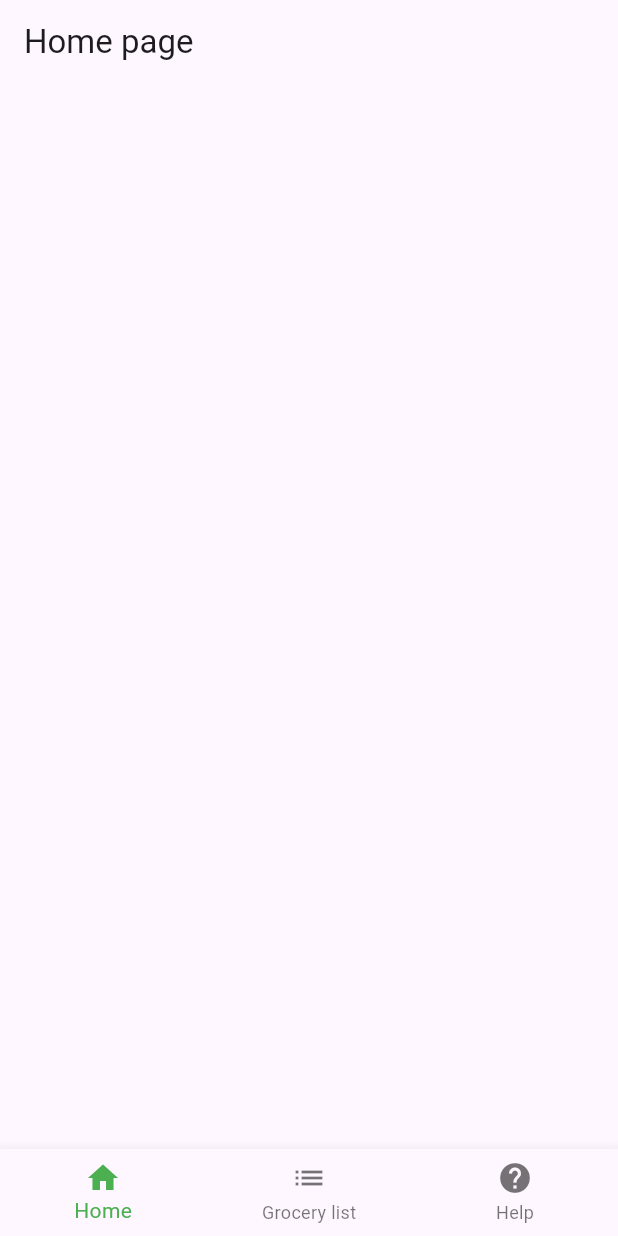
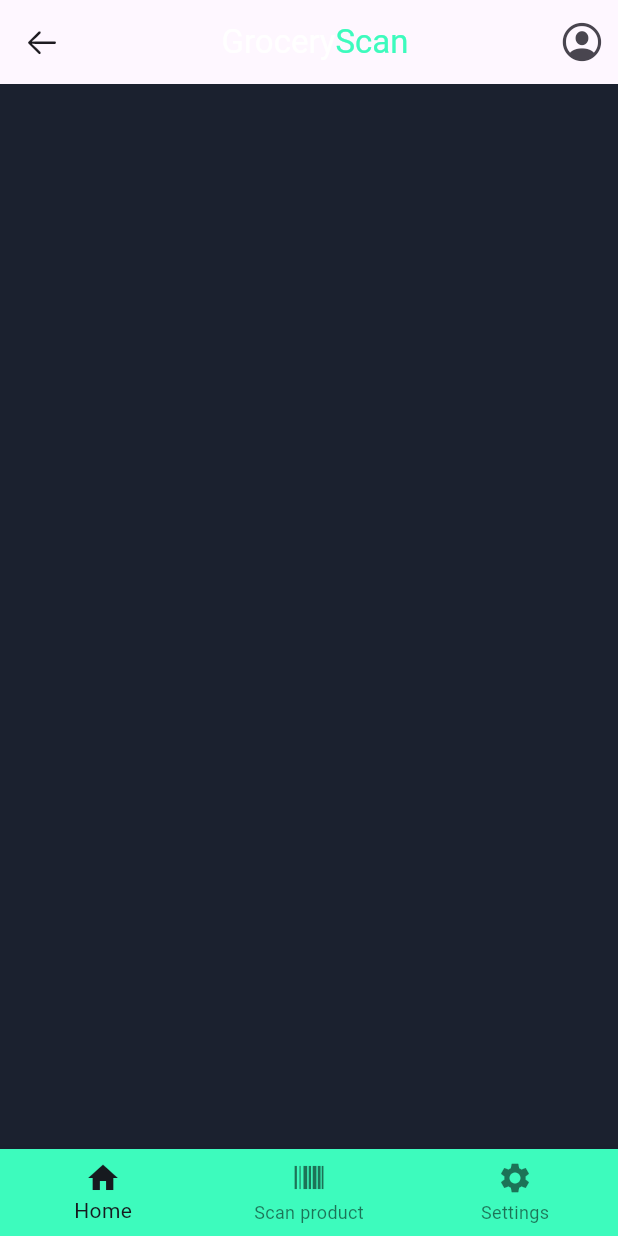
Before and after one commit to Bence749/grocery_app, a Flutter app: the screen it shows after launch, on a phone screen of 412 x 824 dp. Run offline on Flutter 3.47's test engine with Material 3 defaults, Android fonts, the phone set to English and light mode, and no system bars.

Commit message:
feature/opening-screen: Main look initialization done.

```diff
--- a/lib/HelpPage.dart
+++ b/lib/HelpPage.dart
@@ -8,9 +8,8 @@ class HelpPage extends StatelessWidget
   Widget build(BuildContext context)
   {
     return Scaffold(
-      appBar: AppBar(
-        title: const Text("Help page"),
-      ),
+      backgroundColor: Color(int.parse('0xFF1b212f')),
+
     );
   }
 }
--- a/lib/HomePage.dart
+++ b/lib/HomePage.dart
@@ -8,9 +8,7 @@ class HomePage extends StatelessWidget
   Widget build(BuildContext context)
   {
     return Scaffold(
-      appBar: AppBar(
-        title: const Text("Home page"),
-      ),
+      backgroundColor: Color(int.parse('0xFF1b212f')),
     );
   }
 }
--- a/lib/ListPage.dart
+++ b/lib/ListPage.dart
@@ -8,9 +8,7 @@ class ListPage extends StatelessWidget
   Widget build(BuildContext context)
   {
     return Scaffold(
-      appBar: AppBar(
-        title: const Text("List page"),
-      ),
+      backgroundColor: Color(int.parse('0xFF1b212f')),
     );
   }
 }
--- a/lib/main.dart
+++ b/lib/main.dart
@@ -2,6 +2,7 @@ import 'package:flutter/material.dart';
 import 'HomePage.dart';
 import 'ListPage.dart';
 import 'HelpPage.dart';
+import 'package:flutter/cupertino.dart';
 
 void main() => runApp(const MyApp());
 
@@ -27,7 +28,18 @@ class _MyAppState extends State<MyApp> {
   {
     return MaterialApp(
       title: "Grocery App",
-      theme: ThemeData(primarySwatch: Colors.green),
+      theme: ThemeData(primarySwatch: const MaterialColor(0xFF1b212f, {
+        50: Color(0xFFE7E7E7),
+        100: Color(0xFFE7E7E7),
+        200: Color(0xFFE7E7E7),
+        300: Color(0xFFE7E7E7),
+        400: Color(0xFFE7E7E7),
+        500: Color(0xFF1b212f), // Main color
+        600: Color(0xFF39EBB1), // Secondary color
+        700: Color(0xFF777375),
+        800: Color(0xFF777375),
+        900: Color(0xFF777375),
+      })),
       home: MainApp(_selectedIndex, _onItemTapped),
     );
   }
@@ -50,12 +62,42 @@ class MainApp extends StatelessWidget
       bottomNavigationBar: BottomNavigationBar(
         items: const [
           BottomNavigationBarItem(icon: Icon(Icons.home), label: "Home"),
-          BottomNavigationBarItem(icon: Icon(Icons.list), label: "Grocery list"),
-          BottomNavigationBarItem(icon: Icon(Icons.help), label: "Help"),
+          BottomNavigationBarItem(icon: Icon(CupertinoIcons.barcode), label: "Scan product"),
+          BottomNavigationBarItem(icon: Icon(Icons.settings), label: "Settings"),
         ],
+        backgroundColor: Color(int.parse('0xFF3dfbbd')),
         currentIndex: _selectedIndex,
-        selectedItemColor: Colors.green,
+        selectedItemColor: Color(int.parse('0xFF161a1f')),
         onTap: _onItemTapped,
+      ),
+      appBar: AppBar(
+        title: Row(
+          mainAxisAlignment: MainAxisAlignment.center,
+          children: <Widget>[
+            const Text(
+              'Grocery',
+              style: TextStyle(
+                color: Colors.white, // Color for the first part
+              ),
+            ),
+            Text(
+              'Scan', // Add space before the second part
+              style: TextStyle(
+                color: Color(int.parse('0xFF3dfbbd')), // Color for the second part
+              ),
+            ),
+          ],
+        ),
+        actions: <Widget>[
+          IconButton(
+            icon: const Icon(CupertinoIcons.profile_circled, size: 30,),
+            onPressed: (){},
+          ),
+        ],
+        leading: IconButton(
+          icon: const Icon(CupertinoIcons.arrow_left),
+          onPressed: (){},
+        ),
       ),
     );
   }
```
